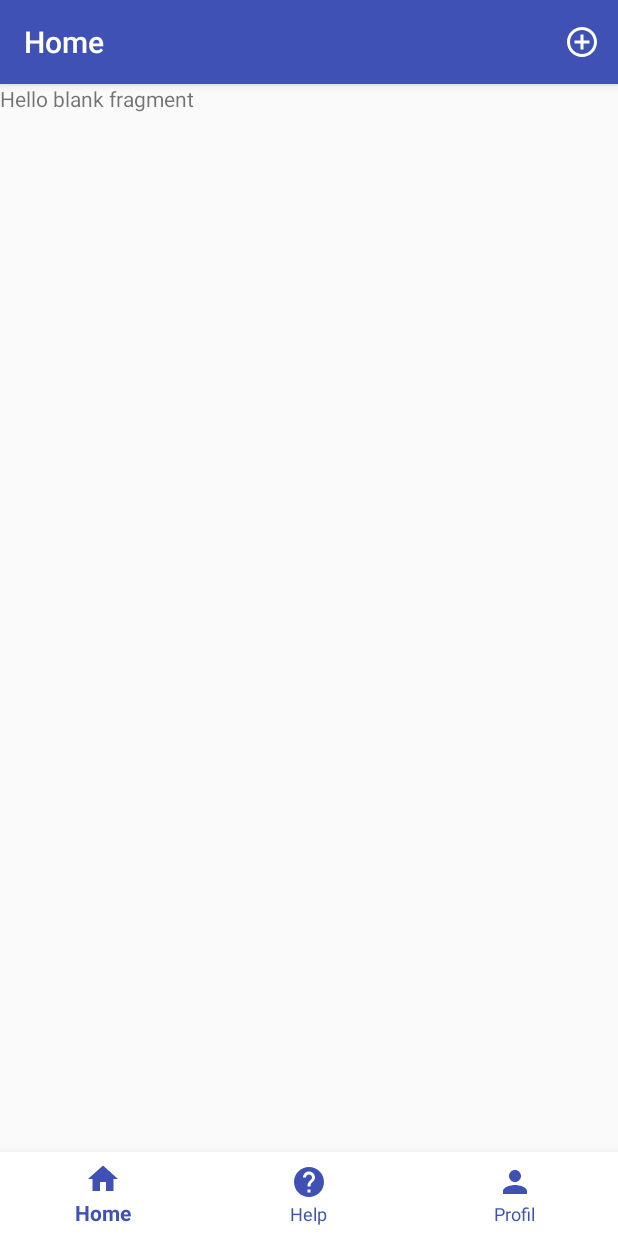
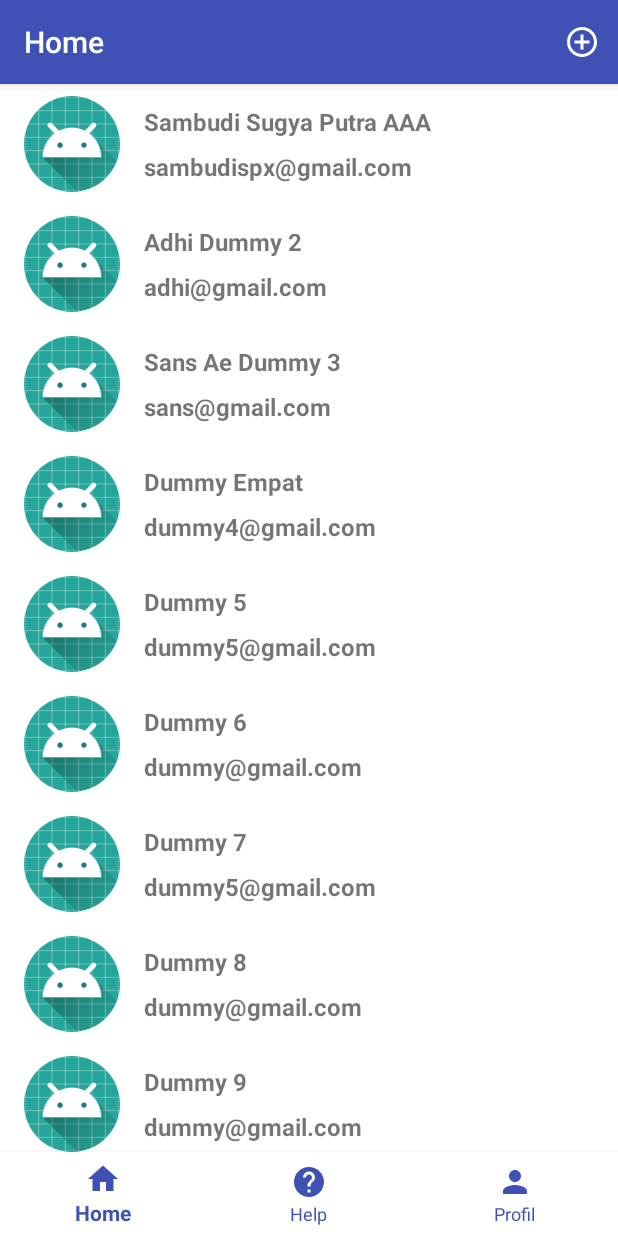
Before and after one commit to sambudisp/FirstKotlin, an Android app: the HomeFragment screen opened directly, with no data from a screen before it, on a phone screen of 412 x 824 dp. Run offline under Robolectric (Android 15) with nearby library versions, the phone set to English and light mode, and no system bars; our stand-ins replace CircleImageView; Roboto replaces fonts that are not available here.

Commit message:
Penambahan Recycler View

```diff
--- a/app/build.gradle
+++ b/app/build.gradle
@@ -27,7 +27,7 @@ ext {
 }
 
 dependencies {
-    implementation fileTree(dir: 'libs', include: ['*.jar'])
+    implementation fileTree(include: ['*.jar'], dir: 'libs')
     implementation "org.jetbrains.kotlin:kotlin-stdlib-jdk7:$kotlin_version"
     implementation 'com.android.support:appcompat-v7:' + supportVersion
     implementation 'com.android.support:design:' + supportVersion
@@ -36,4 +36,6 @@ dependencies {
     testImplementation 'junit:junit:4.12'
     androidTestImplementation 'com.android.support.test:runner:1.0.2'
     androidTestImplementation 'com.android.support.test.espresso:espresso-core:3.0.2'
+    implementation 'com.android.support:recyclerview-v7:27.1.1'
+    implementation 'de.hdodenhof:circleimageview:2.2.0'
 }
--- /dev/null
+++ b/app/src/main/java/com/sambudisp/firstkotlin/model/Students.kt
@@ -0,0 +1,9 @@
+package com.sambudisp.firstkotlin.model
+
+//Class ini akan digunakan untuk memilih data apa saja yang ingin ditampilkan
+data class Students(
+        var idnya: String? = null,
+        var namanya: String? = null,
+        var emailnya: String? = null,
+        var avatarnya: Int? = null //ini contoh aja pakai "Int" karena ngambilnya dari Drawable (ngambil IDnya)
+)
--- a/app/src/main/java/com/sambudisp/firstkotlin/ui/activity/HomeActivity.kt
+++ b/app/src/main/java/com/sambudisp/firstkotlin/ui/activity/HomeActivity.kt
@@ -21,9 +21,8 @@ class HomeActivity : AppCompatActivity() {
         setContentView(R.layout.activity_home)
         homeJalan() //memunculkan fragment mana yang mau pertama diload, biasanya kan HOME dulu
         setupView()
+    }
 
-
-    }
     override fun onCreateOptionsMenu(menu: Menu): Boolean {
         // Inflate the menu; this adds items to the action bar if it is present.
         menuInflater.inflate(R.menu.toolbar_menu, menu)
--- /dev/null
+++ b/app/src/main/java/com/sambudisp/firstkotlin/ui/adapter/AdapterStudents.kt
@@ -0,0 +1,45 @@
+package com.sambudisp.firstkotlin.ui.adapter
+
+import android.support.v7.widget.RecyclerView
+import android.view.LayoutInflater
+import android.view.View
+import android.view.ViewGroup
+import com.sambudisp.firstkotlin.R
+import com.sambudisp.firstkotlin.model.Students
+import kotlinx.android.synthetic.main.adapter_students.view.*
+
+//pilih extends Adapter yang dari RecyclerView, lalu di dalam kurung lancip pilih ViewHolder yang bikinan kita sendiri
+//alt+Enter di AdapterStudent, pilih implement member, ctrl+A (pilih semuanya), klik OK
+class AdapterStudents(private val studentsList: List<Students/*ini ngambil dari model*/>) : RecyclerView.Adapter<AdapterStudents.ViewHolder>() {
+
+    //Binding Layout dulu / disebut juga dengan Mengubungkan Layout dengan Kotlinnya (engine nya)
+    override fun onCreateViewHolder(parent: ViewGroup, viewType: Int): ViewHolder {
+        //proses mengInflate layout
+        val inflater = LayoutInflater.from(parent.context) //parent ini sesuai dengan parameter di atas ^
+        val itemView: View = inflater.inflate(R.layout.adapter_students, parent, false) //R nya dipilih sesuai yang sama dengan nama package com.sambudisp.firstkotlin
+        return ViewHolder(itemView)
+    }
+
+    //digunakan untuk menampilkan "Perulangan Penampilan Data" sejumlah datanya
+    override fun getItemCount(): Int {
+        return studentsList.size //nah ini jumlah datanya
+    }
+
+    override fun onBindViewHolder(holder: ViewHolder, position: Int) {
+        holder.bind(studentsList[position])
+    }
+
+    //pilih ViewHolder yang dari RecyclerView, kalau merah nanti pilih yang "Constructor"
+    inner class ViewHolder(itemView: View?) : RecyclerView.ViewHolder(itemView) {
+        fun bind(students: Students) {
+            itemView.txtNama.text = students.namanya
+            itemView.txtEmail.text = students.emailnya
+
+            //untuk mengetahui kondisi "Avatarnya" null atau engga, kalau null perintah ini tidak dijalankan
+            students.avatarnya?.let {
+                itemView.imgAvatar.setImageResource(it)
+            }
+
+        }
+    }
+}
--- a/app/src/main/java/com/sambudisp/firstkotlin/ui/fragment/HomeFragment.kt
+++ b/app/src/main/java/com/sambudisp/firstkotlin/ui/fragment/HomeFragment.kt
@@ -3,24 +3,110 @@ package com.sambudisp.firstkotlin.ui.fragment
 
 import android.os.Bundle
 import android.support.v4.app.Fragment
+import android.support.v7.widget.LinearLayoutManager
 import android.view.LayoutInflater
 import android.view.View
 import android.view.ViewGroup
 
 import com.sambudisp.firstkotlin.R
+import com.sambudisp.firstkotlin.model.Students
+import com.sambudisp.firstkotlin.ui.adapter.AdapterStudents
+import kotlinx.android.synthetic.main.fragment_home.view.*
 
+class HomeFragment : Fragment() {
 
-/**
- * A simple [Fragment] subclass.
- *
- */
-class HomeFragment : Fragment() {
+    private val studentsList = mutableListOf<Students>()
+    private lateinit var studentAdapter: AdapterStudents
 
     override fun onCreateView(inflater: LayoutInflater, container: ViewGroup?,
                               savedInstanceState: Bundle?): View? {
-        // Inflate the layout for this fragment
         return inflater.inflate(R.layout.fragment_home, container, false)
     }
 
+    override fun onViewCreated(view: View, savedInstanceState: Bundle?) {
+        super.onViewCreated(view, savedInstanceState)
+        studentAdapter = AdapterStudents(studentsList)
 
+        view.rvStudents.layoutManager = LinearLayoutManager(context) //Layout Manager digunakan untuk mengatur bentuk Recycler Viewnya mau ke bawah atau ke samping. Disini kita buat defaultnya yaitu Vertical
+        /**
+         * 0. Vertical : kayak koding di atas ^
+         * 1. Horizontal : view.rvStudents.layoutManager = LinearLayoutManager(context, LinearLayoutManager.HORIZONTAL) //Ini kalau mau pakai yang HORIZONTAL
+         * 2. Grid : view.rvStudents.layoutManager = GridLayoutManager(context, 3) //Ini kalau mau pakai GRID kayak di profil Instagram, disini kita menentukan 3 kolom ke kanan
+         * **/
+        view.rvStudents.adapter = studentAdapter
+
+        /* //Bisa juga menggunakan penulisan gaya kotlin berikut
+        view.rvStudents.apply {
+            layoutManager = LinearLayoutManager(context)
+            adapter = studentAdapter
+        }*/
+
+        getStudenstData()
+    }
+
+    //Nantinya data JSON kita masukan ke sini, sekarang kita pakai dummy dulu
+    private fun getStudenstData() {
+        studentsList.add(Students(
+                idnya = "1",
+                namanya = "Sambudi Sugya Putra AAA",
+                emailnya = "sambudispx@gmail.com",
+                avatarnya = R.mipmap.ic_launcher
+        ))
+        studentsList.add(Students(
+                idnya = "2",
+                namanya = "Adhi Dummy 2",
+                emailnya = "adhi@gmail.com",
+                avatarnya = R.mipmap.ic_launcher
+        ))
+        studentsList.add(Students(
+                idnya = "3",
+                namanya = "Sans Ae Dummy 3",
+                emailnya = "sans@gmail.com",
+                avatarnya = R.mipmap.ic_launcher
+        ))
+        studentsList.add(Students(
+                idnya = "4",
+                namanya = "Dummy Empat",
+                emailnya = "dummy4@gmail.com",
+                avatarnya = R.mipmap.ic_launcher
+        ))
+        studentsList.add(Students(
+                idnya = "5",
+                namanya = "Dummy 5",
+                emailnya = "dummy5@gmail.com",
+                avatarnya = R.mipmap.ic_launcher
+        ))
+        studentsList.add(Students(
+                idnya = "6",
+                namanya = "Dummy 6",
+                emailnya = "dummy@gmail.com",
+                avatarnya = R.mipmap.ic_launcher
+        ))
+        studentsList.add(Students(
+                idnya = "7",
+                namanya = "Dummy 7",
+                emailnya = "dummy5@gmail.com",
+                avatarnya = R.mipmap.ic_launcher
+        ))
+        studentsList.add(Students(
+                idnya = "8",
+                namanya = "Dummy 8",
+                emailnya = "dummy@gmail.com",
+                avatarnya = R.mipmap.ic_launcher
+        ))
+        studentsList.add(Students(
+                idnya = "9",
+                namanya = "Dummy 9",
+                emailnya = "dummy@gmail.com",
+                avatarnya = R.mipmap.ic_launcher
+        ))
+        studentsList.add(Students(
+                idnya = "10",
+                namanya = "Dummy 10",
+                emailnya = "dummy@gmail.com",
+                avatarnya = R.mipmap.ic_launcher
+        ))
+
+        studentAdapter.notifyDataSetChanged() //memberitahu ke adapter bahwa ada data masuk / ada perubahan data di studentAdapter. Nantinya disini data akan diload ulang jika ada perubahan
+    }
 }
--- a/app/src/main/res/layout/activity_main.xml
+++ b/app/src/main/res/layout/activity_main.xml
@@ -7,7 +7,7 @@
     tools:context=".ui.activity.LoginActivity">
 
     <ImageView
-        android:id="@+id/imgAvatar"
+        android:id="@+id/imgProfilPicture"
         android:layout_width="80dp"
         android:layout_height="80dp"
         android:layout_marginEnd="8dp"
@@ -34,7 +34,7 @@
         android:padding="8dp"
         app:layout_constraintEnd_toEndOf="parent"
         app:layout_constraintStart_toStartOf="parent"
-        app:layout_constraintTop_toBottomOf="@+id/imgAvatar" />
+        app:layout_constraintTop_toBottomOf="@+id/imgProfilPicture" />
 
     <EditText
         android:id="@+id/edtPassword"
--- /dev/null
+++ b/app/src/main/res/layout/adapter_students.xml
@@ -0,0 +1,56 @@
+<?xml version="1.0" encoding="utf-8"?>
+<android.support.constraint.ConstraintLayout xmlns:android="http://schemas.android.com/apk/res/android"
+    xmlns:app="http://schemas.android.com/apk/res-auto"
+    xmlns:tools="http://schemas.android.com/tools"
+    android:layout_width="match_parent"
+    android:layout_height="wrap_content"
+    android:background="@android:color/white">
+
+    <de.hdodenhof.circleimageview.CircleImageView
+        android:id="@+id/imgAvatar"
+        android:layout_width="64dp"
+        android:layout_height="64dp"
+        android:layout_marginBottom="8dp"
+        android:layout_marginLeft="16dp"
+        android:layout_marginStart="16dp"
+        android:layout_marginTop="8dp"
+        app:layout_constraintBottom_toBottomOf="parent"
+        app:layout_constraintStart_toStartOf="parent"
+        app:layout_constraintTop_toTopOf="parent"
+        tools:src="@mipmap/ic_launcher" />
+
+    <TextView
+        android:id="@+id/txtNama"
+        android:layout_width="0dp"
+        android:layout_height="wrap_content"
+        android:layout_marginEnd="8dp"
+        android:layout_marginLeft="16dp"
+        android:layout_marginRight="8dp"
+        android:layout_marginStart="16dp"
+        android:layout_marginTop="8dp"
+        android:textSize="16dp"
+        android:textStyle="bold"
+        app:layout_constraintBottom_toTopOf="@+id/txtEmail"
+        app:layout_constraintEnd_toEndOf="parent"
+        app:layout_constraintHorizontal_bias="0.5"
+        app:layout_constraintStart_toEndOf="@+id/imgAvatar"
+        app:layout_constraintTop_toTopOf="@+id/imgAvatar"
+        tools:text="Sambudi Sugya Putra" />
+
+    <TextView
+        android:id="@+id/txtEmail"
+        android:layout_width="0dp"
+        android:layout_height="wrap_content"
+        android:layout_marginBottom="8dp"
+        android:layout_marginEnd="8dp"
+        android:layout_marginRight="8dp"
+        android:layout_marginTop="8dp"
+        android:textSize="16dp"
+        android:textStyle="bold"
+        app:layout_constraintBottom_toBottomOf="@+id/imgAvatar"
+        app:layout_constraintEnd_toEndOf="@+id/txtNama"
+        app:layout_constraintHorizontal_bias="0.5"
+        app:layout_constraintStart_toStartOf="@+id/txtNama"
+        app:layout_constraintTop_toBottomOf="@+id/txtNama"
+        tools:text="sambudisp@gmail.com" />
+</android.support.constraint.ConstraintLayout>
--- a/app/src/main/res/layout/fragment_home.xml
+++ b/app/src/main/res/layout/fragment_home.xml
@@ -5,10 +5,9 @@
     android:layout_height="match_parent"
     tools:context=".ui.fragment.HomeFragment">
 
-    <!-- TODO: Update blank fragment layout -->
-    <TextView
+    <android.support.v7.widget.RecyclerView
+        android:id="@+id/rvStudents"
         android:layout_width="match_parent"
-        android:layout_height="match_parent"
-        android:text="@string/hello_blank_fragment" />
+        android:layout_height="match_parent" />
 
 </FrameLayout>
```
